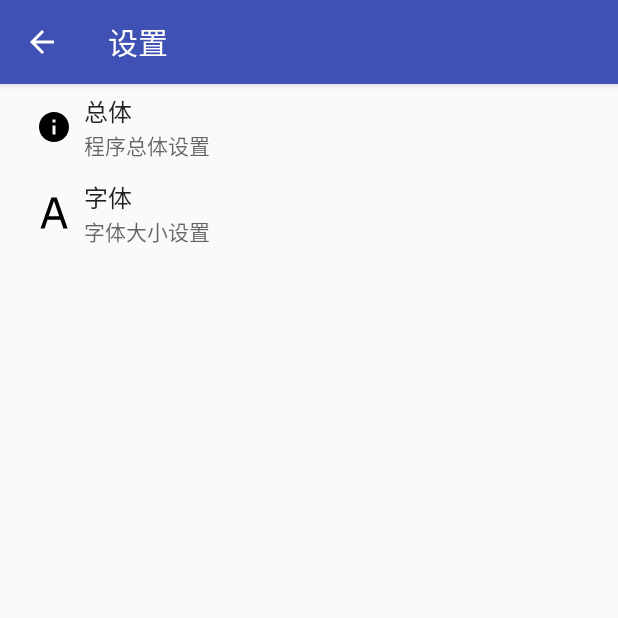
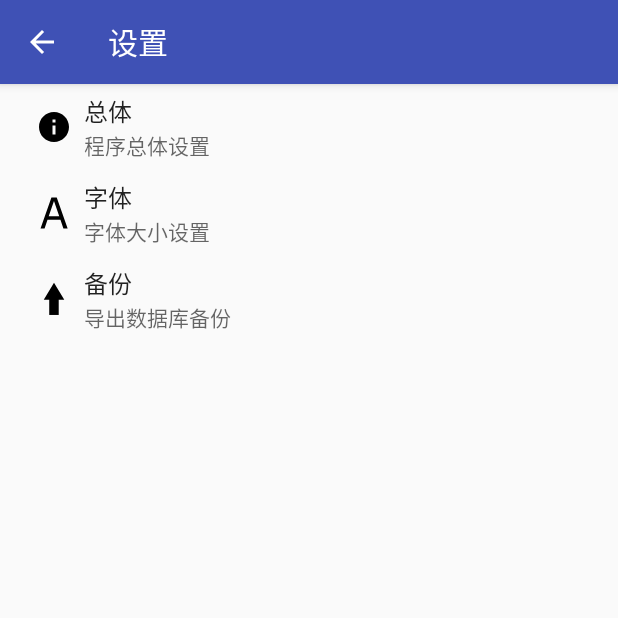
Before and after one commit to KanModel/Notes, an Android app: the SettingsActivity screen opened directly, with no data from a screen before it, on a phone screen of 412 x 824 dp, the top half of it. Run offline under Robolectric (Android 15) with nearby library versions, the phone set to English and light mode, and no system bars.

Commit message:
添加导出数据库功能 更新版本号为Alpha-1.09

```diff
--- a/app/build.gradle
+++ b/app/build.gradle
@@ -6,8 +6,8 @@ android {
         applicationId "nov.me.kanmodel.notes"
         minSdkVersion 14
         targetSdkVersion 26
-        versionCode 9
-        versionName "Alpha-1.08"
+        versionCode 10
+        versionName "Alpha-1.09"
         testInstrumentationRunner "android.support.test.runner.AndroidJUnitRunner"
         vectorDrawables.useSupportLibrary = true
     }
--- /dev/null
+++ b/app/src/main/res/drawable/ic_backup_black_24dp.xml
@@ -0,0 +1,19 @@
+<?xml version="1.0" encoding="utf-8"?>
+<vector xmlns:android="http://schemas.android.com/apk/res/android"
+    android:viewportWidth="24"
+    android:viewportHeight="24"
+    android:width="24dp"
+    android:height="24dp">
+    <group
+        android:scaleX="1.652533"
+        android:scaleY="1.568288"
+        android:translateX="-7.830394"
+        android:translateY="-4.262177">
+        <path
+            android:pathData="M16.146126 10.64231l-4.13982 0.0036 -4.1398203 0.0036L9.9332428 7.0625822 12 3.4755725 14.073063 7.0589416Z"
+            android:fillColor="#000000" />
+    </group>
+    <path
+        android:pathData="M8.8167381 11.305223l6.3308149 0 0 11.335806 -6.3308149 0z"
+        android:fillColor="#000000" />
+</vector>
--- a/app/src/main/res/values/strings.xml
+++ b/app/src/main/res/values/strings.xml
@@ -84,4 +84,7 @@
     <string name="pref_font_time_size">时间字体大小</string>
     <string name="pref_font_content_size">内容字体大小</string>
     <string name="pref_font_title_size">标题字体大小</string>
+    <string name="pref_header_backup_summary">导出数据库备份</string>
+    <string name="pref_header_backup">备份</string>
+    <string name="save_backup">保存备份至…</string>
 </resources>
--- /dev/null
+++ b/app/src/main/res/xml/file_paths.xml
@@ -0,0 +1,4 @@
+<?xml version="1.0" encoding="utf-8"?>
+<paths>
+    <files-path path="." name="files" />
+</paths>
--- a/app/src/main/res/xml/pref_headers.xml
+++ b/app/src/main/res/xml/pref_headers.xml
@@ -14,5 +14,10 @@
         android:title="@string/pref_header_font"
         android:summary="@string/pref_header_font_summary"/>
 
+    <header
+        android:id="@+id/header_backup"
+        android:icon="@drawable/ic_backup_black_24dp"
+        android:title="@string/pref_header_backup"
+        android:summary="@string/pref_header_backup_summary" />
 
 </preference-headers>
```
Also changed, not shown: app/src/main/AndroidManifest.xml (+9 -0 lines), app/src/main/java/nov/me/kanmodel/notes/SettingsActivity.java (+24 -2 lines), app/src/main/java/nov/me/kanmodel/notes/utils/DateFormats.java (added, +28 -0 lines), app/src/main/java/nov/me/kanmodel/notes/utils/FileUtils.java (added, +83 -0 lines).
